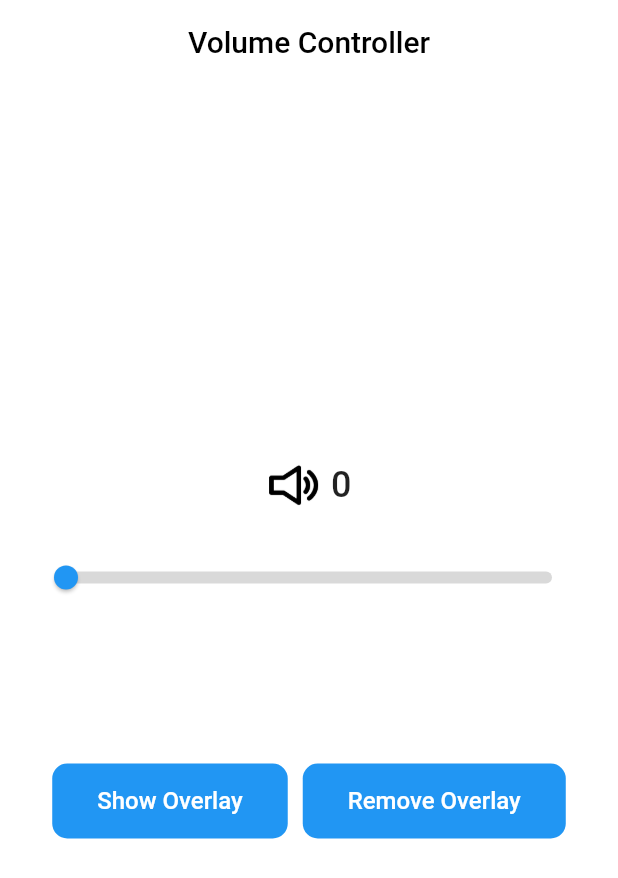
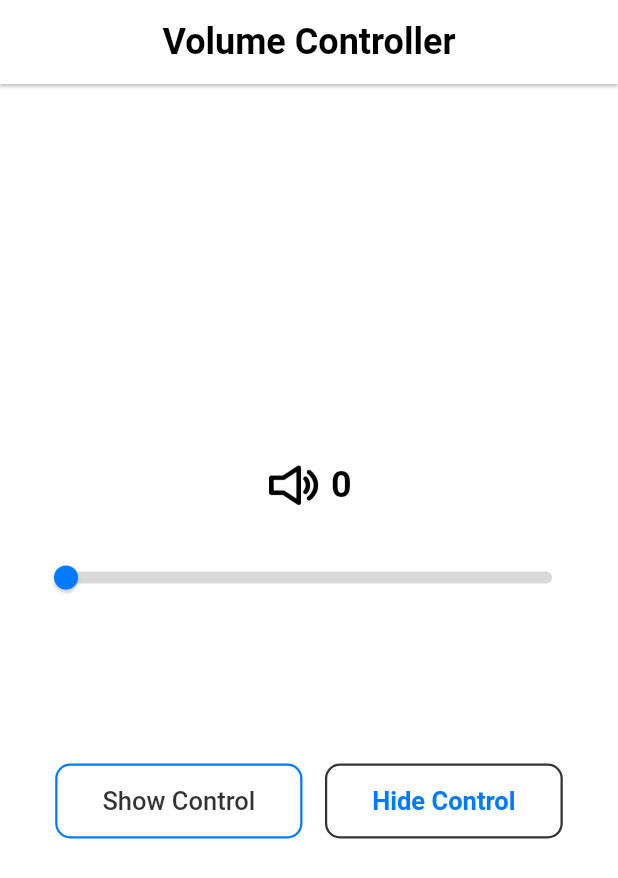
Before and after one commit to Nizatreasure/volume_helper, a Flutter app: the screen it shows after launch, on a phone screen of 412 x 824 dp. Shown: the top 878 px of the screen. Run offline on Flutter 3.47's test engine with Material 2 defaults, Android fonts, the phone set to English and light mode, and no system bars; our stand-ins replace flutter_svg; missing offline and left inert: flutter_overlay_window, volume_controller.

Commit message:
feat: change UI with system theme

```diff
--- a/lib/homepage.dart
+++ b/lib/homepage.dart
@@ -42,15 +42,18 @@ class _HomePageState extends State<HomePage> {
 
   @override
   Widget build(BuildContext context) {
+    ThemeData themeData = Theme.of(context);
+
     return Scaffold(
-      backgroundColor: Colors.white,
+      backgroundColor: themeData.primaryColor,
       appBar: AppBar(
-        elevation: 0,
-        backgroundColor: Colors.white,
+        elevation: 1,
+        backgroundColor: themeData.primaryColor,
+        shadowColor: themeData.textTheme.bodyLarge!.color,
         automaticallyImplyLeading: false,
-        title: const Text(
+        title: Text(
           'Volume Controller',
-          style: TextStyle(color: Colors.black),
+          style: themeData.textTheme.bodyLarge,
         ),
         centerTitle: true,
       ),
@@ -69,15 +72,13 @@ class _HomePageState extends State<HomePage> {
                       'assets/volume-up.png',
                       height: 35,
                       width: 37,
-                      color: Colors.black,
+                      color: themeData.textTheme.bodyLarge!.color,
                     ),
                     const SizedBox(width: 6),
                     Text(
                       (_deviceVolume * 100).ceil().toString(),
-                      style: const TextStyle(
-                        fontSize: 24,
-                        fontWeight: FontWeight.w500,
-                      ),
+                      style:
+                          themeData.textTheme.bodyLarge!.copyWith(fontSize: 24),
                     )
                   ],
                 ),
@@ -89,7 +90,7 @@ class _HomePageState extends State<HomePage> {
                   ),
                   child: Slider(
                     value: _deviceVolume,
-                    activeColor: Colors.blue,
+                    activeColor: const Color(0xff007AFF),
                     inactiveColor: const Color(0xffD9D9D9),
                     min: 0,
                     max: 1,
@@ -122,7 +123,8 @@ class _HomePageState extends State<HomePage> {
                           alignment: OverlayAlignment.centerLeft,
                           visibility: NotificationVisibility.visibilityPrivate,
                           positionGravity: PositionGravity.auto,
-                          overlayTitle: 'Volume control',
+                          overlayTitle: 'Volume Control',
+                          overlayContent: 'This app is controlling your volume',
                           height: await convert(60),
                           width: await convert(70),
                         );
@@ -132,20 +134,24 @@ class _HomePageState extends State<HomePage> {
                         alignment: Alignment.center,
                         padding: const EdgeInsets.symmetric(horizontal: 30),
                         decoration: BoxDecoration(
-                          color: Colors.blue,
                           borderRadius: BorderRadius.circular(10),
+                          border: Border.all(
+                            color: const Color(0xff007AFF),
+                            width: 1.5,
+                          ),
                         ),
-                        child: const Text(
-                          'Show Overlay',
+                        child: Text(
+                          'Show Control',
                           style: TextStyle(
-                            color: Colors.white,
-                            fontSize: 16,
+                            color: themeData.textTheme.bodyLarge!.color!
+                                .withOpacity(0.8),
+                            fontSize: 17,
                             fontWeight: FontWeight.w500,
                           ),
                         ),
                       ),
                     ),
-                    const SizedBox(width: 10),
+                    const SizedBox(width: 15),
                     GestureDetector(
                       onTap: () {
                         FlutterOverlayWindow.closeOverlay();
@@ -155,15 +161,18 @@ class _HomePageState extends State<HomePage> {
                         alignment: Alignment.center,
                         padding: const EdgeInsets.symmetric(horizontal: 30),
                         decoration: BoxDecoration(
-                          color: Colors.blue,
                           borderRadius: BorderRadius.circular(10),
+                          border: Border.all(
+                            color: themeData.textTheme.bodyLarge!.color!
+                                .withOpacity(0.8),
+                            width: 1.5,
+                          ),
                         ),
-                        child: const Text(
-                          'Remove Overlay',
-                          style: TextStyle(
-                            color: Colors.white,
-                            fontSize: 16,
-                            fontWeight: FontWeight.w500,
+                        child: Text(
+                          'Hide Control',
+                          style: themeData.textTheme.bodyLarge!.copyWith(
+                            fontSize: 17,
+                            color: const Color(0xff007AFF),
                           ),
                         ),
                       ),
--- a/lib/main.dart
+++ b/lib/main.dart
@@ -12,6 +12,8 @@ void main() async {
       SystemUiOverlayStyle.dark.copyWith(statusBarColor: Colors.transparent));
   await SystemChrome.setPreferredOrientations([
     DeviceOrientation.portraitUp,
+    DeviceOrientation.landscapeLeft,
+    DeviceOrientation.landscapeRight
   ]);
   runApp(const MyApp());
 }
@@ -39,6 +41,37 @@ class MyApp extends StatelessWidget {
         '/': (_) => const HomePage(),
         '/my-overlay': (_) => const VolumeBubble(),
       },
+      themeMode: ThemeMode.system,
+      theme: ThemeData(
+        primaryColor: Colors.white,
+        textTheme: const TextTheme(
+          bodyMedium: TextStyle(
+            color: Colors.black,
+            fontSize: 18,
+            fontWeight: FontWeight.normal,
+          ),
+          bodyLarge: TextStyle(
+            color: Colors.black,
+            fontSize: 24,
+            fontWeight: FontWeight.bold,
+          ),
+        ),
+      ),
+      darkTheme: ThemeData(
+        primaryColor: Colors.black,
+        textTheme: const TextTheme(
+          bodyMedium: TextStyle(
+            color: Colors.white,
+            fontSize: 18,
+            fontWeight: FontWeight.normal,
+          ),
+          bodyLarge: TextStyle(
+            color: Colors.white,
+            fontSize: 20,
+            fontWeight: FontWeight.bold,
+          ),
+        ),
+      ),
     );
   }
 }
--- a/pubspec.yaml
+++ b/pubspec.yaml
@@ -34,7 +34,11 @@ dependencies:
   # The following adds the Cupertino Icons font to your application.
   # Use with the CupertinoIcons class for iOS style icons.
   cupertino_icons: ^1.0.2
-  flutter_overlay_window: ^0.4.1
+  flutter_overlay_window:
+    path: /Users/niza/AndroidStudioProjects/flutter_overlay_window
+    # git:
+    #   url: https://github.com/nizatreasure/flutter_overlay_window.git
+    #   ref: 58c6d6e
   volume_controller: ^2.0.6
   flutter_svg: ^2.0.4
 
```
Also changed, not shown: pubspec.lock.
